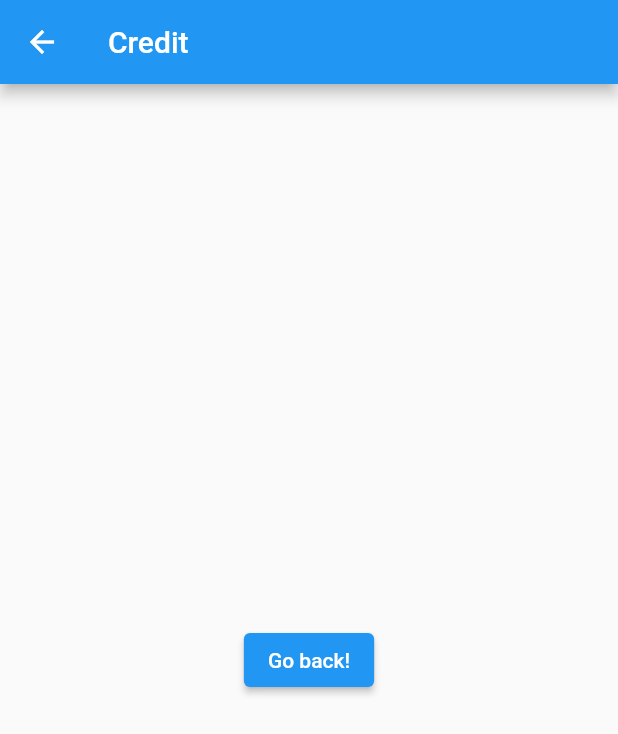
After one commit to nollavpat/patrich, a Flutter app: the screen it shows after launch, after a tap on the "close" icon, after a tap on the "credit card" icon, on a phone screen of 412 x 824 dp. The commit adds this screen. Shown: the top 734 px of the screen. Run offline on Flutter 3.47's test engine with Material 2 defaults, Android fonts, the phone set to English and light mode, and no system bars.

Commit message:
Add routing

```diff
--- /dev/null
+++ b/lib/components/credit/credit.dart
@@ -0,0 +1,22 @@
+import 'package:flutter/material.dart';
+
+class Credit extends StatelessWidget {
+  const Credit({Key? key}) : super(key: key);
+
+  @override
+  Widget build(BuildContext context) {
+    return Scaffold(
+      appBar: AppBar(
+        title: const Text('Credit'),
+      ),
+      body: Center(
+        child: ElevatedButton(
+          onPressed: () {
+            Navigator.pop(context);
+          },
+          child: const Text('Go back!'),
+        ),
+      ),
+    );
+  }
+}
--- a/lib/main.dart
+++ b/lib/main.dart
@@ -1,7 +1,8 @@
 import 'package:flutter/material.dart';
 
+import 'components/credit/credit.dart';
+import 'components/expandable_fab/action_button.dart';
 import 'components/expandable_fab/expandable_fab.dart';
-import 'components/expandable_fab/action_button.dart';
 import 'components/home/home.dart';
 
 void main() {
@@ -40,12 +41,18 @@ class App extends StatelessWidget {
           ),
           ActionButton(
               color: Colors.blue,
-              icon: const Icon(Icons.fastfood_rounded, color: Colors.white),
-              onPressed: () => () {},
+              icon: const Icon(Icons.credit_card_rounded, color: Colors.white),
+              onPressed: () {
+                Navigator.push(
+                  context,
+                  MaterialPageRoute(builder: (context) => const Credit()),
+                );
+              },
               size: 40.0),
           ActionButton(
             color: Colors.green,
-            icon: const Icon(Icons.money, color: Colors.white),
+            icon: const Icon(Icons.account_balance_wallet_rounded,
+                color: Colors.white),
             onPressed: () => () {},
           ),
         ],
```
